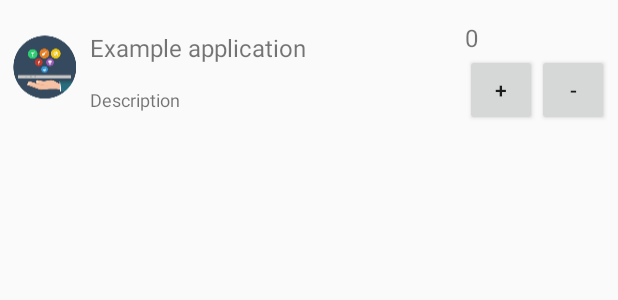
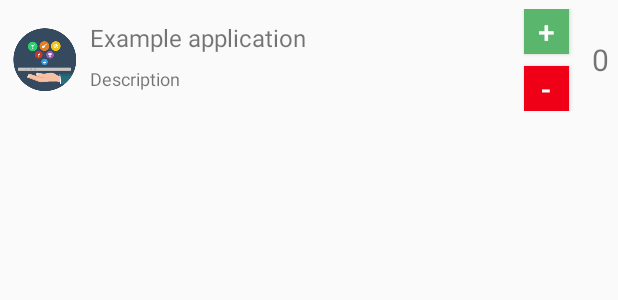
Before and after one commit to paoloadrian/YoMeseroClientes, an Android app: the layout item_list.xml on its own in the app's theme, with its tools: preview values and no code run, on a phone screen of 412 x 824 dp. Shown: the top 300 px of the screen. Run offline under Robolectric (Android 15) with nearby library versions, the phone set to English and light mode, and no system bars.

Commit message:
interfaz bien nomas

```diff
--- a/app/src/main/res/layout/item_list.xml
+++ b/app/src/main/res/layout/item_list.xml
@@ -1,6 +1,6 @@
 <RelativeLayout xmlns:android="http://schemas.android.com/apk/res/android"
     android:layout_width="fill_parent"
-    android:layout_height="90dip"
+    android:layout_height="80dip"
     android:padding="6dip"
     android:id="@+id/itemlist" >
 
@@ -24,7 +24,8 @@
         android:textSize="12sp"
         android:layout_toLeftOf="@+id/button"
         android:layout_toStartOf="@+id/button"
-        android:layout_alignParentBottom="true" />
+        android:layout_alignParentBottom="true"
+        android:layout_alignTop="@+id/button2" />
 
     <TextView
         android:id="@+id/firstLine"
@@ -42,35 +43,55 @@
 
     <Button
         style="?android:attr/buttonStyleSmall"
-        android:layout_width="wrap_content"
-        android:layout_height="wrap_content"
+        android:layout_width="30dip"
+        android:layout_height="30dip"
         android:text="+"
         android:id="@+id/button"
-        android:layout_alignBottom="@+id/secondLine"
-        android:layout_toLeftOf="@+id/button2"
-        android:layout_toStartOf="@+id/button2" />
+        android:textColor="@android:color/white"
+        android:background="#59B66C"
+        android:textSize="20dip"
+        android:layout_alignTop="@+id/firstLine"
+        android:layout_toLeftOf="@+id/textView4"
+        android:layout_toStartOf="@+id/textView4" />
 
     <Button
         style="?android:attr/buttonStyleSmall"
-        android:layout_width="wrap_content"
-        android:layout_height="wrap_content"
+        android:layout_width="30dip"
+        android:layout_height="30dip"
         android:text="-"
         android:id="@+id/button2"
-        android:layout_alignTop="@+id/button"
-        android:layout_alignParentRight="true"
-        android:layout_alignParentEnd="true" />
+        android:textColor="@android:color/white"
+        android:background="#FFF00016"
+        android:textSize="20dip"
+        android:layout_alignParentBottom="true"
+        android:layout_alignLeft="@+id/button"
+        android:layout_alignStart="@+id/button" />
 
     <TextView
-        android:id="@+id/cant"
-        android:layout_width="fill_parent"
+        android:id="@+id/textView4"
+        android:layout_width="15dip"
+        android:layout_height="wrap_content"
+        android:layout_alignWithParentIfMissing="true"
+        android:gravity="center_vertical"
+        android:textSize="16sp"
+        android:textAlignment="center"
+        android:layout_alignTop="@+id/button"
+        android:layout_toStartOf="@+id/textView5"
+        android:layout_alignBottom="@+id/button2"
+        android:layout_toLeftOf="@+id/textView5" />
+
+    <TextView
+        android:id="@+id/textView5"
+        android:layout_width="wrap_content"
         android:layout_height="wrap_content"
         android:layout_alignWithParentIfMissing="true"
         android:gravity="center_vertical"
         android:text="0"
-        android:textSize="16sp"
-        android:layout_above="@+id/button"
-        android:layout_toEndOf="@+id/firstLine"
-        android:layout_toRightOf="@+id/firstLine"
-        android:textAlignment="gravity" />
+        android:textSize="20sp"
+        android:textAlignment="center"
+        android:layout_alignTop="@+id/textView4"
+        android:layout_alignParentRight="true"
+        android:layout_alignParentEnd="true"
+        android:layout_alignBottom="@+id/button2" />
 
 </RelativeLayout>
```
